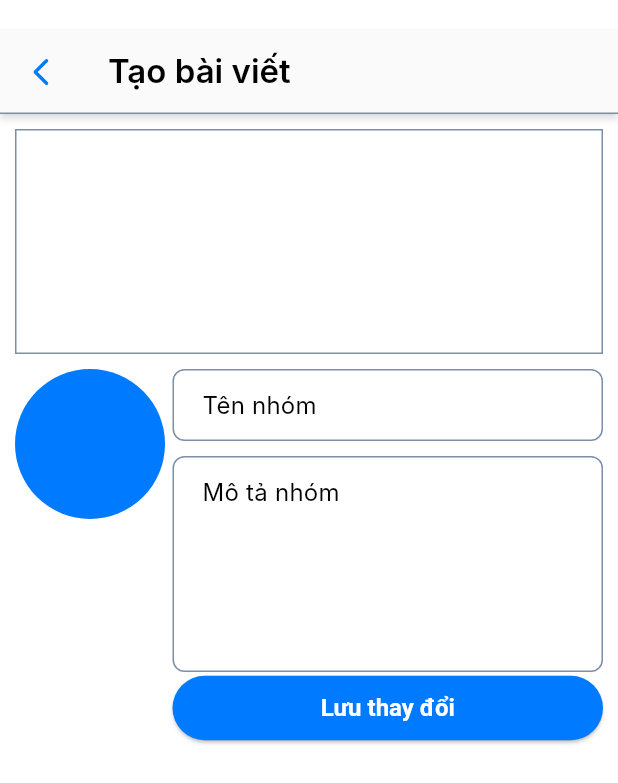
After one commit to leequanno1/qnu_mobile, a Flutter app: the ChangeGroupInfoView screen opened directly, on a phone screen of 412 x 824 dp. The commit adds this screen. Shown: the top 783 px of the screen. Run offline on Flutter 3.47's test engine with Material 3 defaults, Android fonts, the phone set to English and light mode, and no system bars; our stand-ins replace get, image_picker, phosphor_flutter, stylish_bottom_bar; Roboto replaces fonts that are missing (Inter).

Commit message:
add change group info

```diff
--- /dev/null
+++ b/lib/controller/org/change_group_info_controller.dart
@@ -0,0 +1,46 @@
+import 'dart:io';
+import 'package:flutter/material.dart';
+import 'package:get/get.dart';
+import 'package:qnu_mobile/models/org.dart';
+import 'package:qnu_mobile/utils/image_picker_util.dart';
+import 'package:qnu_mobile/utils/pair.dart';
+
+class ChangeGroupInfoController extends GetxController {
+  late Org org;
+  final Rx<Pair<File?,bool>> avtImg = Rx(Pair(null, false));
+  final Rx<Pair<File?,bool>> backgroundImg = Rx(Pair(null, false));
+
+  TextEditingController nameController = TextEditingController();
+  TextEditingController descriptionController = TextEditingController();
+
+  // submit
+  void submit(){
+    if(avtImg.value.second) {
+      print("send avt ${avtImg.value.first}");
+    }
+    if(backgroundImg.value.second) {
+      print("send background ${backgroundImg.value.first}");
+    }
+    print(nameController.text);
+    print(descriptionController.text);
+  }
+
+  // change avt
+  Future<void> changeAvt() async {
+    // mở thư viện
+    var xfile = await ImagePickerUtil.pickSingleImage();
+    // lưu ảnh và sửa trạng thái
+    if(xfile != null) {
+      avtImg.value = Pair(File(xfile.path), true);
+    }
+  }
+
+  // change background
+  Future<void> changeBackground() async {
+    var xfile = await ImagePickerUtil.pickSingleImage();
+    // lưu ảnh và sửa trạng thái
+    if(xfile != null) {
+      backgroundImg.value = Pair(File(xfile.path), true);
+    }
+  }
+}
--- /dev/null
+++ b/lib/presentation/views/org/change_group_info_view.dart
@@ -0,0 +1,146 @@
+import 'dart:io';
+
+import 'package:flutter/material.dart';
+import 'package:get/get.dart';
+import 'package:phosphor_flutter/phosphor_flutter.dart';
+import 'package:qnu_mobile/assets/app_color.dart';
+import 'package:qnu_mobile/controller/org/change_group_info_controller.dart';
+import 'package:qnu_mobile/presentation/styles/button_style.dart';
+
+class ChangeGroupInfoView extends StatelessWidget {
+  const ChangeGroupInfoView({super.key});
+
+  @override
+  Widget build(BuildContext context) {
+    ChangeGroupInfoController controller = Get.put(ChangeGroupInfoController());
+    return DraggableScrollableSheet(
+      initialChildSize: 1,
+      minChildSize: .9,
+      maxChildSize: 1,
+      builder: (context, scrollController) {
+        return Padding(
+          padding: const EdgeInsets.only(top: 20),
+          child: Scaffold(
+            appBar: AppBar(
+                iconTheme: IconThemeData(color: Colors.black54),
+                centerTitle: false,
+                shape: Border(bottom: BorderSide(color: AppColors.outline)),
+                leading: IconButton(
+                    onPressed: () {
+                      Get.back();
+                    },
+                    icon: Icon(
+                      PhosphorIconsBold.caretLeft,
+                      color: AppColors.primary,
+                    )),
+                title: Text(
+                  "Tạo bài viết",
+                  style: TextStyle(color: Colors.black),
+                ),
+                elevation: 2,
+                shadowColor: Colors.black54,
+                surfaceTintColor: Colors.transparent),
+            body: Padding(
+              padding: const EdgeInsets.all(10),
+              child: Column(
+                children: [
+                  // background
+                  Obx(
+                    () => GestureDetector(
+                      onTap: () async {
+                        await controller.changeBackground();
+                      },
+                      child: Container(
+                        height: 150,
+                        width: double.maxFinite,
+                        decoration: BoxDecoration(
+                          border:
+                              Border.all(color: AppColors.outline, width: 1),
+                        ),
+                        child:
+                            _renderImage(controller.backgroundImg.value.first),
+                      ),
+                    ),
+                  ),
+                  SizedBox(
+                    height: 10,
+                  ),
+                  // group
+                  Row(
+                    crossAxisAlignment: CrossAxisAlignment.start,
+                    spacing: 5,
+                    children: [
+                      // avt
+                      GestureDetector(
+                        onTap: () async {
+                          await controller.changeAvt();
+                        },
+                        child: Obx(() => CircleAvatar(
+                          radius: 50,
+                          backgroundImage: _avtRender(controller.avtImg.value.first),
+                        ),),
+                      ),
+                      Expanded(
+                        child: Column(
+                          children: [
+                            TextFormField(
+                              controller: controller.nameController,
+                              style: TextStyle(color: Colors.black),
+                              decoration: InputDecoration(
+                                  labelText: 'Tên nhóm',
+                                  labelStyle: TextStyle(color: Colors.black)),
+                              validator: (value) =>
+                                  value == null || value.isEmpty
+                                      ? 'Nhóm mới'
+                                      : null,
+                            ),
+                            SizedBox(
+                              height: 10,
+                            ),
+                            TextFormField(
+                              controller: controller.descriptionController,
+                              style: TextStyle(color: Colors.black),
+                              minLines: 5,
+                              maxLines: 100,
+                              decoration: InputDecoration(
+                                  alignLabelWithHint: true,
+                                  labelText: 'Mô tả nhóm',
+                                  labelStyle: TextStyle(color: Colors.black)),
+                            ),
+                            SizedBox(
+                                width: double.maxFinite,
+                                child: ElevatedButton(
+                                  onPressed: () => controller.submit(),
+                                  style: buttonPrimary,
+                                  child: Text("Lưu thay đổi"),
+                                ))
+                          ],
+                        ),
+                      )
+                    ],
+                  )
+                ],
+              ),
+            ),
+          ),
+        );
+      },
+    );
+  }
+}
+
+Widget _renderImage(File? file) {
+  if (file == null) {
+    return SizedBox.shrink();
+  } else {
+    return Image.file(file, width: double.maxFinite,fit: BoxFit.cover,);
+  }
+}
+
+FileImage? _avtRender(File? file){
+  if(file == null){
+    return null;
+  } else {
+    return FileImage(file);
+  }
+}
--- /dev/null
+++ b/lib/utils/pair.dart
@@ -0,0 +1,6 @@
+class Pair<A, B> {
+  A first;
+  B second;
+
+  Pair(this.first, this.second);
+}
```
Also changed, not shown: lib/presentation/views/org/org_screen.dart (+17 -0 lines), lib/presentation/views/org/view_org_info_view.dart (added, +114 -0 lines), lib/utils/image_picker_util.dart (added, +29 -0 lines).
